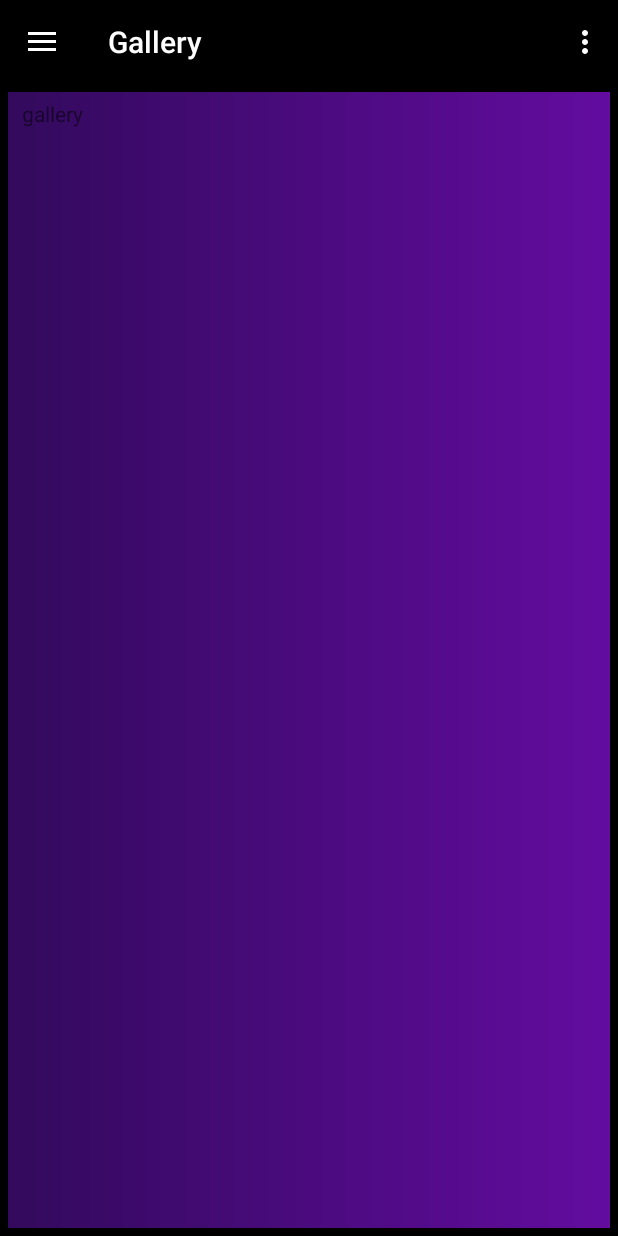
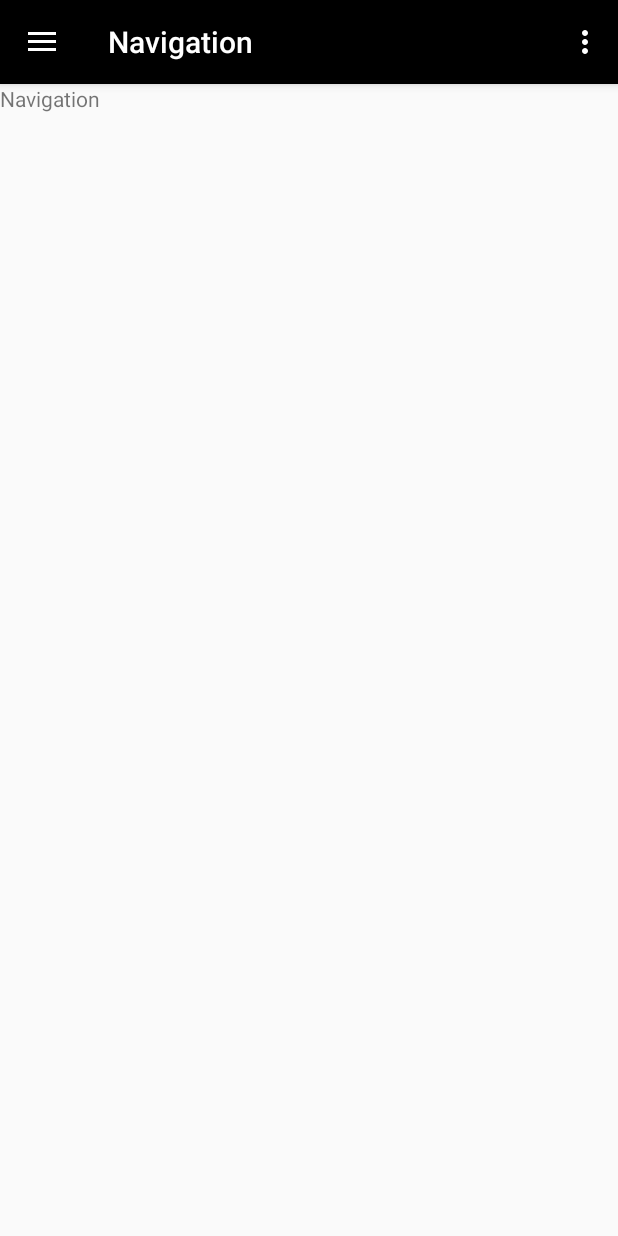
Before and after one commit to fzaman21/UmbraLight, an Android app: the screen it shows after launch (MainActivity), in the side drawer, after a tap on "Navigation", on a phone screen of 412 x 824 dp. Run offline under Robolectric (Android 15) with nearby library versions, the phone set to English and light mode, and no system bars.

Commit message:
add menu navigation

```diff
--- a/app/src/main/java/com/example/umbralight/MenuHomeActivity.java
+++ b/app/src/main/java/com/example/umbralight/MenuHomeActivity.java
@@ -7,16 +7,21 @@ import android.support.v4.app.Fragment;
 import android.view.LayoutInflater;
 import android.view.View;
 import android.view.ViewGroup;
+import android.widget.RelativeLayout;
 
 public class MenuHomeActivity extends Fragment {
-    View v;
-
-    public MenuHomeActivity() {}
+    public MenuHomeActivity(){}
+    RelativeLayout view;
 
     @Nullable
     @Override
-    public View onCreateView(@NonNull LayoutInflater inflater, @Nullable ViewGroup container, @Nullable Bundle savedInstanceState) {
-        v = inflater.inflate(R.layout.activity_menu_home, container, false);
-        return v;
+    public View onCreateView(LayoutInflater inflater, ViewGroup container,
+                             Bundle savedInstanceState) {
+
+        view = (RelativeLayout) inflater.inflate(R.layout.activity_menu_home, container, false);
+
+        getActivity().setTitle("Home");
+
+        return view;
     }
 }
--- a/app/src/main/java/com/example/umbralight/MenuNavigationActivity.java
+++ b/app/src/main/java/com/example/umbralight/MenuNavigationActivity.java
@@ -17,7 +17,7 @@ public class MenuNavigationActivity extends Fragment {
 
         view = (RelativeLayout) inflater.inflate(R.layout.activity_menu_navigation, container, false);
 
-        getActivity().setTitle("Gallery");
+        getActivity().setTitle("Navigation");
 
         return view;
     }
--- a/app/src/main/res/layout/activity_menu_home.xml
+++ b/app/src/main/res/layout/activity_menu_home.xml
@@ -9,5 +9,5 @@
         android:id="@+id/textView2"
         android:layout_width="wrap_content"
         android:layout_height="wrap_content"
-        android:text="Navigation" />
+        android:text="Home" />
 </RelativeLayout>
--- a/app/src/main/res/layout/activity_menu_navigation.xml
+++ b/app/src/main/res/layout/activity_menu_navigation.xml
@@ -5,11 +5,9 @@
     xmlns:app="http://schemas.android.com/apk/res-auto"
     xmlns:tools="http://schemas.android.com/tools">
 
-    <!-- TODO: Update blank fragment layout -->
     <TextView
-        android:layout_width="match_parent"
-        android:layout_height="match_parent"
-        android:background="@drawable/layout_border"
-        android:text="gallery" />
-
+        android:id="@+id/textView3"
+        android:layout_width="wrap_content"
+        android:layout_height="wrap_content"
+        android:text="Navigation" />
 </RelativeLayout>
```
